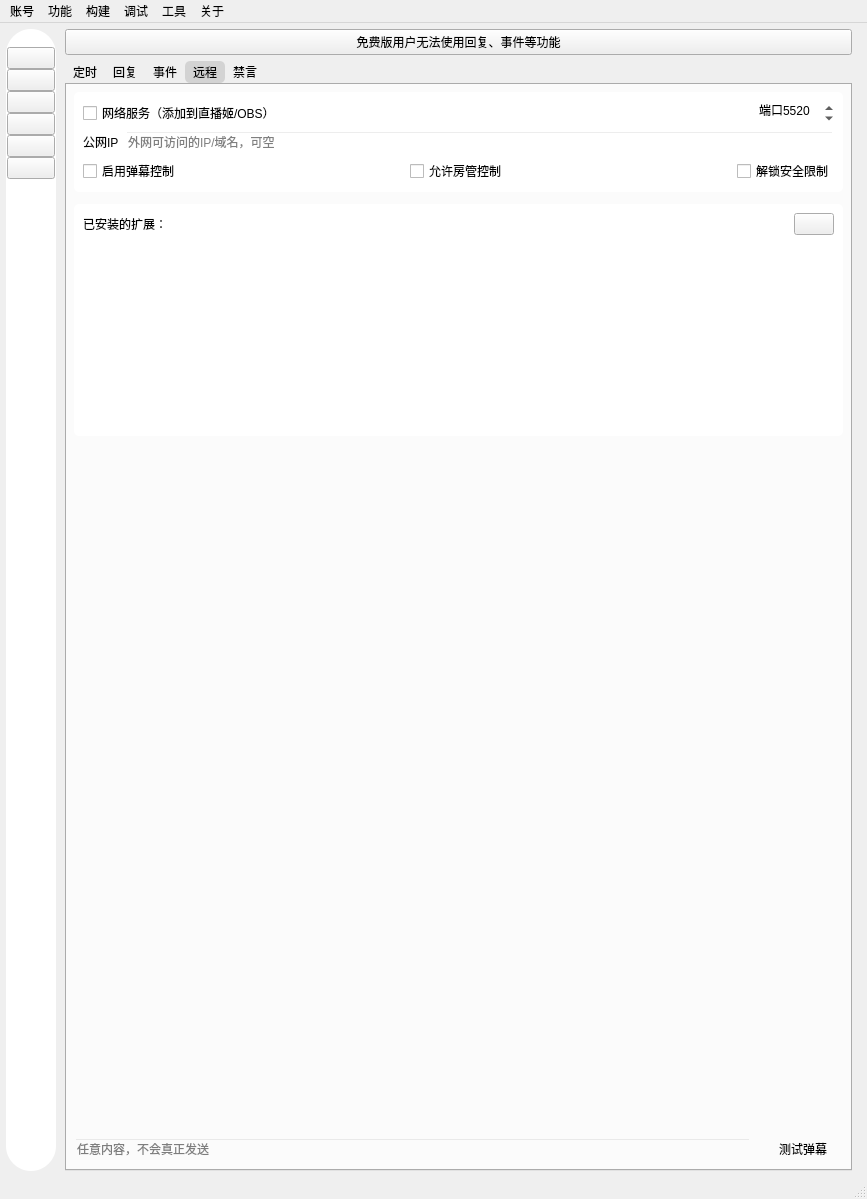
Qt form mainwindow/mainwindow.ui (iwxyi/Bilibili-MagicalDanmaku) before a commit.
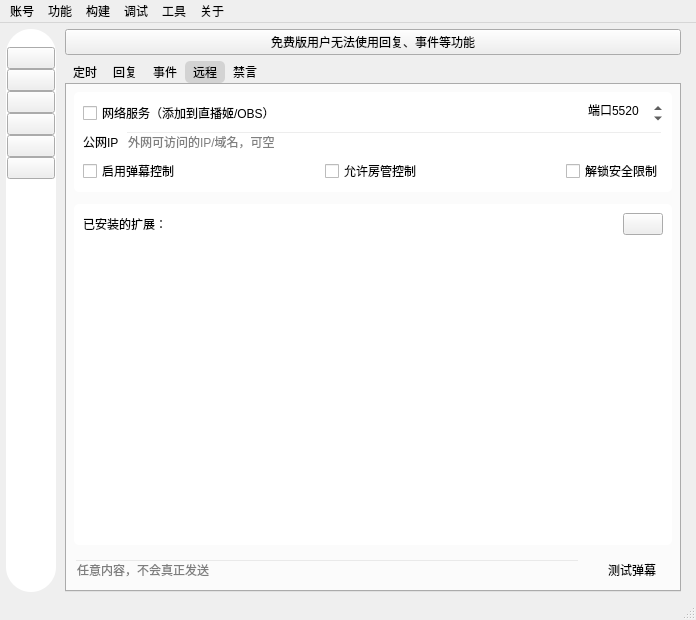
The same form after that commit. The open tabs and pages were chosen to show the change. Icons and pictures are not drawn. Custom widgets are drawn as their Qt base class.

What changed in the file:
```diff
--- a/mainwindow/mainwindow.ui
+++ b/mainwindow/mainwindow.ui
@@ -6,8 +6,8 @@
    <rect>
     <x>0</x>
     <y>0</y>
-    <width>867</width>
-    <height>1199</height>
+    <width>696</width>
+    <height>620</height>
    </rect>
   </property>
   <property name="windowTitle">
@@ -7342,7 +7342,7 @@
            <attribute name="title">
             <string>远程</string>
            </attribute>
-           <layout class="QVBoxLayout" name="verticalLayout_8" stretch="0,0,1,0">
+           <layout class="QVBoxLayout" name="verticalLayout_8" stretch="0,0,0">
             <property name="spacing">
              <number>12</number>
             </property>
@@ -7603,19 +7603,6 @@
               </layout>
              </widget>
             </item>
-            <item>
-             <spacer name="verticalSpacer_5">
-              <property name="orientation">
-               <enum>Qt::Vertical</enum>
-              </property>
-              <property name="sizeHint" stdset="0">
-               <size>
-                <width>20</width>
-                <height>1</height>
-               </size>
-              </property>
-             </spacer>
-            </item>
             <item>
              <layout class="QHBoxLayout" name="horizontalLayout_5">
               <property name="leftMargin">
@@ -8266,7 +8253,7 @@
     <rect>
      <x>0</x>
      <y>0</y>
-     <width>867</width>
+     <width>696</width>
      <height>21</height>
     </rect>
    </property>
```
Left out of the diff: 2 changed lines with no effect on the pictures.
